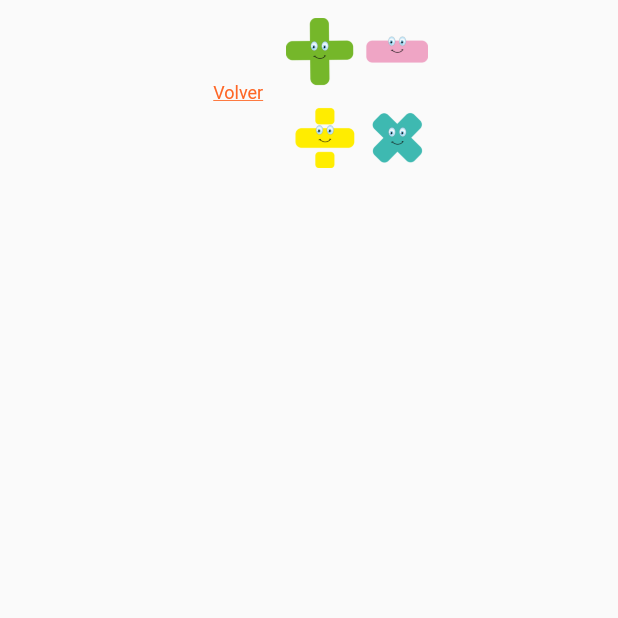
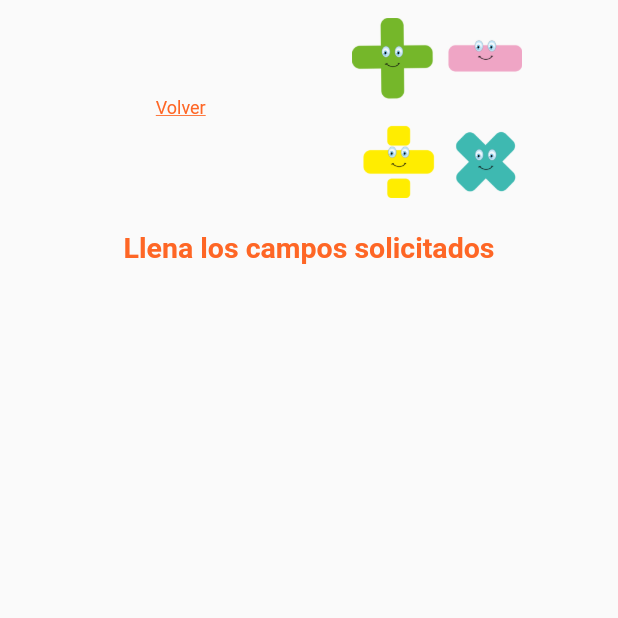
Before and after one commit to JosueNSoto/matematicas_para_primaria, a Flutter app: the screen it shows after launch, after a tap on "Registrate", on a phone screen of 412 x 824 dp, the top half of it. Run offline on Flutter 3.47's test engine with Material 2 defaults, Android fonts, the phone set to English and light mode, and no system bars; our stand-ins replace percent_indicator, sqflite; accounts and stored records are empty.

Commit message:
SignUp change

```diff
--- a/lib/logIn.dart
+++ b/lib/logIn.dart
@@ -15,9 +15,6 @@ class logIn extends StatefulWidget {
 
 class _logInState extends State<logIn> {
   //declaraciòn de variables
-  String fraseIniciaSesion = "Inicia sesiòn";
-
-  String fraseBienvenido = "¡Bienvenidos de nuevo!";
 
   bool passVisible = false;
   //Para el botón de ocultar contraseña
@@ -69,7 +66,7 @@ class _logInState extends State<logIn> {
       child: Column(
         children: <Widget>[
           Text(
-            "Inicia sesion",
+            "Inicia sesión",
             style: TextStyle(
               color: Color.fromRGBO(254, 102, 37, 1),
               fontSize: 20.0,
@@ -86,7 +83,7 @@ class _logInState extends State<logIn> {
       margin: EdgeInsets.only(left: 35),
       child: Column(
         children: <Widget>[
-          const Text(
+          Text(
             "\n¡Bienvenidos de nuevo!\n",
             style:
                 TextStyle(color: Color.fromRGBO(33, 47, 61, 1), fontSize: 14.0),
--- a/lib/mainMenu.dart
+++ b/lib/mainMenu.dart
@@ -13,7 +13,7 @@ class _mainMenuState extends State<mainMenu> {
   Widget build(BuildContext context) {
     return Container(
       child: Row(
-        children: [
+        children: <Widget>[
           TextButton(
             style: TextButton.styleFrom(
               textStyle: const TextStyle(fontSize: 12),
--- a/lib/signUp.dart
+++ b/lib/signUp.dart
@@ -9,6 +9,61 @@ class signUp extends StatefulWidget {
 }
 
 class _signUpState extends State<signUp> {
+  @override
+  Widget build(BuildContext context) {
+    // TODO: implement build
+    return MaterialApp(
+      home: Scaffold(
+        body: Container(
+          padding: EdgeInsets.only(left: 35, right: 35, top: 12),
+          child: Column(
+            children: [
+              Row(
+                //mainAxisAlignment: MainAxisAlignment.start,
+                children: [
+                  Expanded(
+                    child: TextButton(
+                      style: TextButton.styleFrom(
+                        textStyle: const TextStyle(fontSize: 12),
+                      ),
+                      onPressed: () {
+                        Navigator.of(context).pop();
+                      },
+                      child: Text(
+                        "Volver",
+                        textAlign: TextAlign.start,
+                        style: TextStyle(
+                          color: Color.fromRGBO(254, 102, 37, 1),
+                          decoration: TextDecoration.underline,
+                        ),
+                      ),
+                    ),
+                  ),
+                  Expanded(
+                    child: Image(
+                      image: AssetImage("assets/img/signos1.png"),
+                      height: 120,
+                    ),
+                  ),
+                ],
+              ),
+              Text(
+                "\nLlena los campos solicitados",
+                style: TextStyle(
+                  color: Color.fromRGBO(254, 102, 37, 1),
+                  fontSize: 19.0,
+                  fontWeight: FontWeight.bold,
+                ),
+              ),
+            ],
+          ),
+        ),
+      ),
+    );
+  }
+}
+
+/*class _signUpState extends State<signUp> {
   @override
   Widget build(BuildContext context) {
     return MaterialApp(
@@ -37,11 +92,14 @@ class _signUpState extends State<signUp> {
               Image(
                 image: AssetImage("assets/img/signos1.png"),
                 height: 100,
-              )
-            ],
-          ),
+              ),
+            ]),
+            Row(
+              children: [
+
+            ],)
         ),
       ),
     );
   }
-}
+}*/
```
